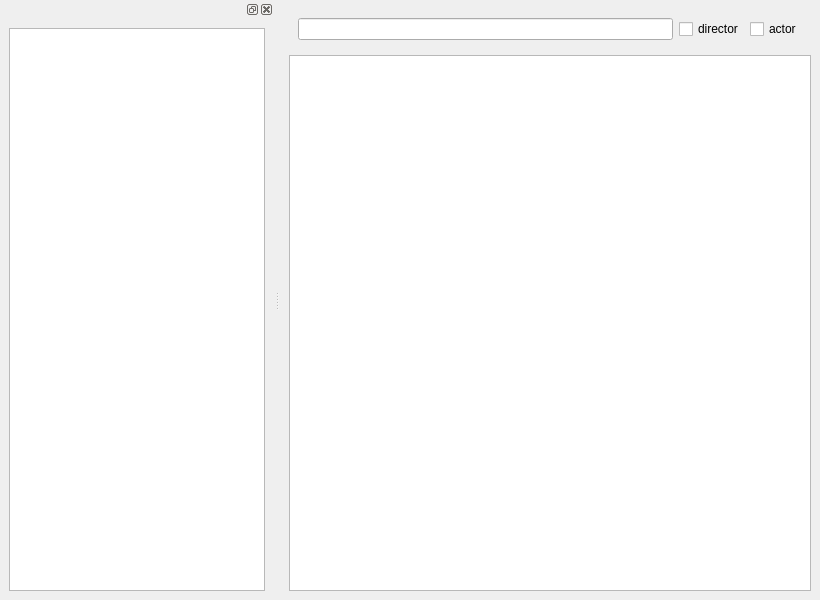
Before: the Qt Designer form moviehamster/gui/qtgui.ui in bordstein/hamster, drawn with Qt 5.
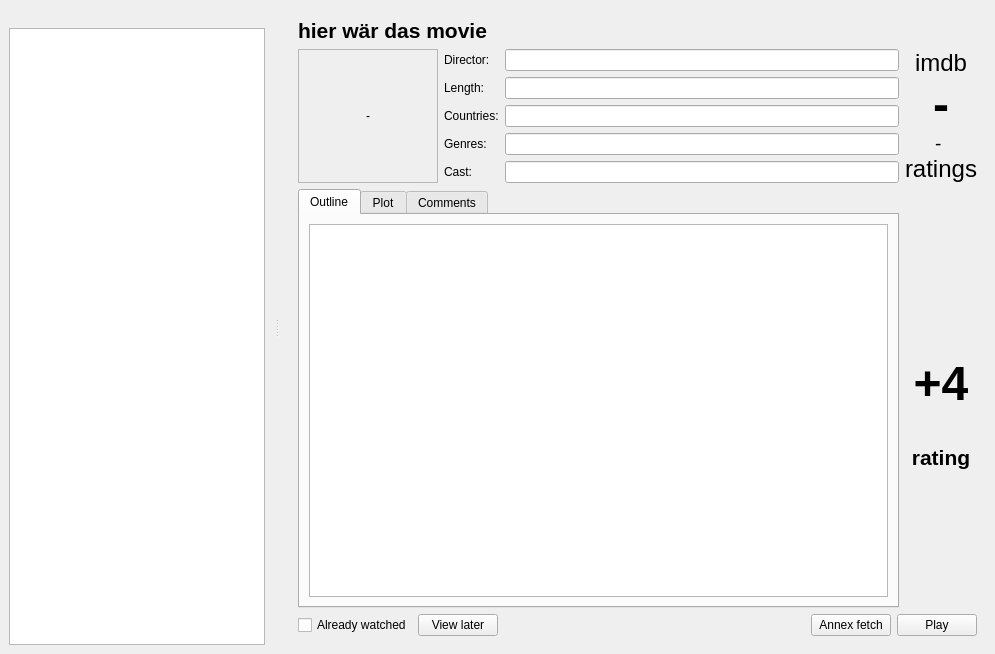
After: the same form once the commit is applied. The open tabs and pages were chosen to show the change. Icons and pictures are not drawn.

Commit message: icons in resource file, first step to show movie

Diff of the .ui file:
```diff
--- a/moviehamster/gui/qtgui.ui
+++ b/moviehamster/gui/qtgui.ui
@@ -6,8 +6,8 @@
    <rect>
     <x>0</x>
     <y>0</y>
-    <width>820</width>
-    <height>600</height>
+    <width>995</width>
+    <height>654</height>
    </rect>
   </property>
   <property name="windowTitle">
@@ -15,41 +15,384 @@
   </property>
   <widget class="QWidget" name="centralwidget">
    <layout class="QGridLayout" name="gridLayout">
-    <item row="1" column="0">
-     <widget class="QTableView" name="movieList"/>
-    </item>
-    <item row="0" column="0">
-     <widget class="QWidget" name="widget" native="true">
-      <property name="sizePolicy">
-       <sizepolicy hsizetype="Minimum" vsizetype="Minimum">
-        <horstretch>0</horstretch>
-        <verstretch>0</verstretch>
-       </sizepolicy>
+    <item row="0" column="1">
+     <widget class="QStackedWidget" name="stackedWidget">
+      <property name="currentIndex">
+       <number>0</number>
       </property>
-      <layout class="QHBoxLayout" name="horizontalLayout_3">
-       <item>
-        <widget class="QLineEdit" name="filter"/>
-       </item>
-       <item>
-        <widget class="QCheckBox" name="checkBox">
-         <property name="text">
-          <string>director</string>
-         </property>
-        </widget>
-       </item>
-       <item>
-        <widget class="QCheckBox" name="checkBox_2">
-         <property name="text">
-          <string>actor</string>
-         </property>
-        </widget>
-       </item>
-      </layout>
+      <widget class="QWidget" name="library_view">
+       <layout class="QVBoxLayout" name="verticalLayout">
+        <item>
+         <widget class="QWidget" name="widget" native="true">
+          <property name="sizePolicy">
+           <sizepolicy hsizetype="Minimum" vsizetype="Minimum">
+            <horstretch>0</horstretch>
+            <verstretch>0</verstretch>
+           </sizepolicy>
+          </property>
+          <layout class="QHBoxLayout" name="horizontalLayout_3">
+           <item>
+            <widget class="QLineEdit" name="filter"/>
+           </item>
+           <item>
+            <widget class="QCheckBox" name="checkBox">
+             <property name="text">
+              <string>director</string>
+             </property>
+            </widget>
+           </item>
+           <item>
+            <widget class="QCheckBox" name="checkBox_2">
+             <property name="text">
+              <string>actor</string>
+             </property>
+            </widget>
+           </item>
+          </layout>
+         </widget>
+        </item>
+        <item>
+         <widget class="QTableView" name="movieList"/>
+        </item>
+       </layout>
+      </widget>
+      <widget class="QWidget" name="movie_view">
+       <layout class="QGridLayout" name="gridLayout_2">
+        <item row="0" column="0" colspan="4">
+         <widget class="QLabel" name="l_title">
+          <property name="sizePolicy">
+           <sizepolicy hsizetype="Preferred" vsizetype="Fixed">
+            <horstretch>0</horstretch>
+            <verstretch>0</verstretch>
+           </sizepolicy>
+          </property>
+          <property name="text">
+           <string>&lt;!DOCTYPE HTML PUBLIC &quot;-//W3C//DTD HTML 4.0//EN&quot; &quot;http://www.w3.org/TR/REC-html40/strict.dtd&quot;&gt;
+&lt;html&gt;&lt;head&gt;&lt;meta name=&quot;qrichtext&quot; content=&quot;1&quot; /&gt;&lt;style type=&quot;text/css&quot;&gt;
+p, li { white-space: pre-wrap; }
+&lt;/style&gt;&lt;/head&gt;&lt;body style=&quot; font-family:'Ubuntu'; font-size:14pt; font-weight:400; font-style:normal;&quot;&gt;
+&lt;p style=&quot; margin-top:0px; margin-bottom:0px; margin-left:0px; margin-right:0px; -qt-block-indent:0; text-indent:0px;&quot;&gt;&lt;span style=&quot; font-size:16pt; font-weight:600;&quot;&gt;hier wär das movie&lt;/span&gt;&lt;/p&gt;&lt;/body&gt;&lt;/html&gt;</string>
+          </property>
+          <property name="textFormat">
+           <enum>Qt::RichText</enum>
+          </property>
+         </widget>
+        </item>
+        <item row="1" column="0" rowspan="5">
+         <widget class="QLabel" name="l_img">
+          <property name="sizePolicy">
+           <sizepolicy hsizetype="Fixed" vsizetype="Preferred">
+            <horstretch>0</horstretch>
+            <verstretch>0</verstretch>
+           </sizepolicy>
+          </property>
+          <property name="minimumSize">
+           <size>
+            <width>140</width>
+            <height>0</height>
+           </size>
+          </property>
+          <property name="maximumSize">
+           <size>
+            <width>16777215</width>
+            <height>16777215</height>
+           </size>
+          </property>
+          <property name="baseSize">
+           <size>
+            <width>0</width>
+            <height>0</height>
+           </size>
+          </property>
+          <property name="frameShape">
+           <enum>QFrame::StyledPanel</enum>
+          </property>
+          <property name="text">
+           <string>-</string>
+          </property>
+          <property name="scaledContents">
+           <bool>false</bool>
+          </property>
+          <property name="alignment">
+           <set>Qt::AlignCenter</set>
+          </property>
+          <property name="margin">
+           <number>4</number>
+          </property>
+         </widget>
+        </item>
+        <item row="1" column="1">
+         <widget class="QLabel" name="label">
+          <property name="text">
+           <string>Director:</string>
+          </property>
+         </widget>
+        </item>
+        <item row="1" column="2">
+         <widget class="QLineEdit" name="l_director">
+          <property name="readOnly">
+           <bool>true</bool>
+          </property>
+         </widget>
+        </item>
+        <item row="1" column="3" rowspan="5">
+         <widget class="QLabel" name="l_rating">
+          <property name="frameShape">
+           <enum>QFrame::NoFrame</enum>
+          </property>
+          <property name="frameShadow">
+           <enum>QFrame::Plain</enum>
+          </property>
+          <property name="text">
+           <string>&lt;!DOCTYPE HTML PUBLIC &quot;-//W3C//DTD HTML 4.0//EN&quot; &quot;http://www.w3.org/TR/REC-html40/strict.dtd&quot;&gt;
+&lt;html&gt;&lt;head&gt;&lt;meta name=&quot;qrichtext&quot; content=&quot;1&quot; /&gt;&lt;style type=&quot;text/css&quot;&gt;
+p, li { white-space: pre-wrap; }
+&lt;/style&gt;&lt;/head&gt;&lt;body style=&quot; font-family:'Ubuntu'; font-size:14pt; font-weight:400; font-style:normal;&quot;&gt;
+&lt;p align=&quot;center&quot; style=&quot; margin-top:0px; margin-bottom:0px; margin-left:0px; margin-right:0px; -qt-block-indent:0; text-indent:0px;&quot;&gt;&lt;span style=&quot; font-size:18pt;&quot;&gt;imdb&lt;/span&gt;&lt;/p&gt;
+&lt;p align=&quot;center&quot; style=&quot; margin-top:0px; margin-bottom:0px; margin-left:0px; margin-right:0px; -qt-block-indent:0; text-indent:0px;&quot;&gt;&lt;span style=&quot; font-size:36pt; font-weight:600;&quot;&gt;-&lt;/span&gt;&lt;/p&gt;
+&lt;p align=&quot;center&quot; style=&quot; margin-top:0px; margin-bottom:0px; margin-left:0px; margin-right:0px; -qt-block-indent:0; text-indent:0px;&quot;&gt;- &lt;/p&gt;
+&lt;p align=&quot;center&quot; style=&quot; margin-top:0px; margin-bottom:0px; margin-left:0px; margin-right:0px; -qt-block-indent:0; text-indent:0px;&quot;&gt;&lt;span style=&quot; font-size:18pt;&quot;&gt;ratings&lt;/span&gt;&lt;/p&gt;&lt;/body&gt;&lt;/html&gt;</string>
+          </property>
+          <property name="margin">
+           <number>3</number>
+          </property>
+         </widget>
+        </item>
+        <item row="2" column="1">
+         <widget class="QLabel" name="label_9">
+          <property name="text">
+           <string>Length:</string>
+          </property>
+         </widget>
+        </item>
+        <item row="2" column="2">
+         <widget class="QLineEdit" name="l_runtime">
+          <property name="readOnly">
+           <bool>true</bool>
+          </property>
+         </widget>
+        </item>
+        <item row="3" column="1">
+         <widget class="QLabel" name="label_2">
+          <property name="text">
+           <string>Countries:</string>
+          </property>
+         </widget>
+        </item>
+        <item row="3" column="2">
+         <widget class="QLineEdit" name="l_countries">
+          <property name="readOnly">
+           <bool>true</bool>
+          </property>
+         </widget>
+        </item>
+        <item row="4" column="1">
+         <widget class="QLabel" name="label_4">
+          <property name="text">
+           <string>Genres:</string>
+          </property>
+         </widget>
+        </item>
+        <item row="4" column="2">
+         <widget class="QLineEdit" name="l_genres">
+          <property name="readOnly">
+           <bool>true</bool>
+          </property>
+         </widget>
+        </item>
+        <item row="5" column="1">
+         <widget class="QLabel" name="label_3">
+          <property name="text">
+           <string>Cast:</string>
+          </property>
+         </widget>
+        </item>
+        <item row="5" column="2">
+         <widget class="QLineEdit" name="l_cast">
+          <property name="readOnly">
+           <bool>true</bool>
+          </property>
+         </widget>
+        </item>
+        <item row="6" column="0" colspan="3">
+         <widget class="QTabWidget" name="tabWidget">
+          <property name="currentIndex">
+           <number>2</number>
+          </property>
+          <widget class="QWidget" name="tab_7">
+           <attribute name="title">
+            <string>Outline</string>
+           </attribute>
+           <layout class="QHBoxLayout" name="horizontalLayout_8">
+            <item>
+             <widget class="QTextBrowser" name="l_plot_short_3"/>
+            </item>
+           </layout>
+          </widget>
+          <widget class="QWidget" name="tab_8">
+           <attribute name="title">
+            <string>Plot</string>
+           </attribute>
+           <layout class="QHBoxLayout" name="horizontalLayout_9">
+            <item>
+             <widget class="QTextBrowser" name="l_plot_3"/>
+            </item>
+           </layout>
+          </widget>
+          <widget class="QWidget" name="tab_9">
+           <attribute name="title">
+            <string>Comments</string>
+           </attribute>
+          </widget>
+         </widget>
+        </item>
+        <item row="6" column="3">
+         <layout class="QVBoxLayout" name="verticalLayout_3">
+          <item>
+           <spacer name="verticalSpacer_3">
+            <property name="orientation">
+             <enum>Qt::Vertical</enum>
+            </property>
+            <property name="sizeHint" stdset="0">
+             <size>
+              <width>20</width>
+              <height>40</height>
+             </size>
+            </property>
+           </spacer>
+          </item>
+          <item>
+           <widget class="QPushButton" name="pushButton_6">
+            <property name="text">
+             <string/>
+            </property>
+            <property name="icon">
+             <iconset resource="icons.qrc">
+              <normaloff>:/icons/icons/draw-triangle3.png</normaloff>:/icons/icons/draw-triangle3.png</iconset>
+            </property>
+            <property name="iconSize">
+             <size>
+              <width>32</width>
+              <height>32</height>
+             </size>
+            </property>
+            <property name="flat">
+             <bool>true</bool>
+            </property>
+           </widget>
+          </item>
+          <item>
+           <widget class="QLabel" name="label_7">
+            <property name="text">
+             <string>&lt;!DOCTYPE HTML PUBLIC &quot;-//W3C//DTD HTML 4.0//EN&quot; &quot;http://www.w3.org/TR/REC-html40/strict.dtd&quot;&gt;
+&lt;html&gt;&lt;head&gt;&lt;meta name=&quot;qrichtext&quot; content=&quot;1&quot; /&gt;&lt;style type=&quot;text/css&quot;&gt;
+p, li { white-space: pre-wrap; }
+&lt;/style&gt;&lt;/head&gt;&lt;body style=&quot; font-family:'Ubuntu'; font-size:14pt; font-weight:400; font-style:normal;&quot;&gt;
+&lt;p align=&quot;center&quot; style=&quot; margin-top:0px; margin-bottom:0px; margin-left:0px; margin-right:0px; -qt-block-indent:0; text-indent:0px;&quot;&gt;&lt;span style=&quot; font-size:36pt; font-weight:600;&quot;&gt;+4&lt;/span&gt;&lt;/p&gt;&lt;/body&gt;&lt;/html&gt;</string>
+            </property>
+           </widget>
+          </item>
+          <item>
+           <widget class="QPushButton" name="pushButton_7">
+            <property name="text">
+             <string/>
+            </property>
+            <property name="icon">
+             <iconset resource="icons.qrc">
+              <normaloff>:/icons/icons/draw-triangle4.png</normaloff>:/icons/icons/draw-triangle4.png</iconset>
+            </property>
+            <property name="iconSize">
+             <size>
+              <width>32</width>
+              <height>32</height>
+             </size>
+            </property>
+            <property name="flat">
+             <bool>true</bool>
+            </property>
+           </widget>
+          </item>
+          <item>
+           <widget class="QLabel" name="label_8">
+            <property name="text">
+             <string>&lt;!DOCTYPE HTML PUBLIC &quot;-//W3C//DTD HTML 4.0//EN&quot; &quot;http://www.w3.org/TR/REC-html40/strict.dtd&quot;&gt;
+&lt;html&gt;&lt;head&gt;&lt;meta name=&quot;qrichtext&quot; content=&quot;1&quot; /&gt;&lt;style type=&quot;text/css&quot;&gt;
+p, li { white-space: pre-wrap; }
+&lt;/style&gt;&lt;/head&gt;&lt;body style=&quot; font-family:'Ubuntu'; font-size:14pt; font-weight:400; font-style:normal;&quot;&gt;
+&lt;p align=&quot;center&quot; style=&quot; margin-top:0px; margin-bottom:0px; margin-left:0px; margin-right:0px; -qt-block-indent:0; text-indent:0px;&quot;&gt;&lt;span style=&quot; font-size:16pt; font-weight:600;&quot;&gt;rating&lt;/span&gt;&lt;/p&gt;&lt;/body&gt;&lt;/html&gt;</string>
+            </property>
+           </widget>
+          </item>
+          <item>
+           <spacer name="verticalSpacer_4">
+            <property name="orientation">
+             <enum>Qt::Vertical</enum>
+            </property>
+            <property name="sizeHint" stdset="0">
+             <size>
+              <width>20</width>
+              <height>40</height>
+             </size>
+            </property>
+           </spacer>
+          </item>
+         </layout>
+        </item>
+        <item row="7" column="0" colspan="4">
+         <layout class="QHBoxLayout" name="horizontalLayout_10">
+          <item>
+           <widget class="QCheckBox" name="checkBox_4">
+            <property name="text">
+             <string>Already watched</string>
+            </property>
+           </widget>
+          </item>
+          <item>
+           <widget class="QPushButton" name="pushButton_8">
+            <property name="text">
+             <string>View later</string>
+            </property>
+           </widget>
+          </item>
+          <item>
+           <spacer name="horizontalSpacer_2">
+            <property name="orientation">
+             <enum>Qt::Horizontal</enum>
+            </property>
+            <property name="sizeHint" stdset="0">
+             <size>
+              <width>40</width>
+              <height>20</height>
+             </size>
+            </property>
+           </spacer>
+          </item>
+          <item>
+           <widget class="QPushButton" name="pushButton_9">
+            <property name="text">
+             <string>Annex fetch</string>
+            </property>
+           </widget>
+          </item>
+          <item>
+           <widget class="QPushButton" name="pushButton_10">
+            <property name="text">
+             <string>Play</string>
+            </property>
+           </widget>
+          </item>
+         </layout>
+        </item>
+       </layout>
+      </widget>
      </widget>
     </item>
    </layout>
   </widget>
   <widget class="QDockWidget" name="dockWidget">
+   <property name="features">
+    <set>QDockWidget::NoDockWidgetFeatures</set>
+   </property>
    <attribute name="dockWidgetArea">
     <number>1</number>
    </attribute>
```
Left out of the diff: 4 changed lines with no effect on the pictures. The commit also changes 6 other files.
